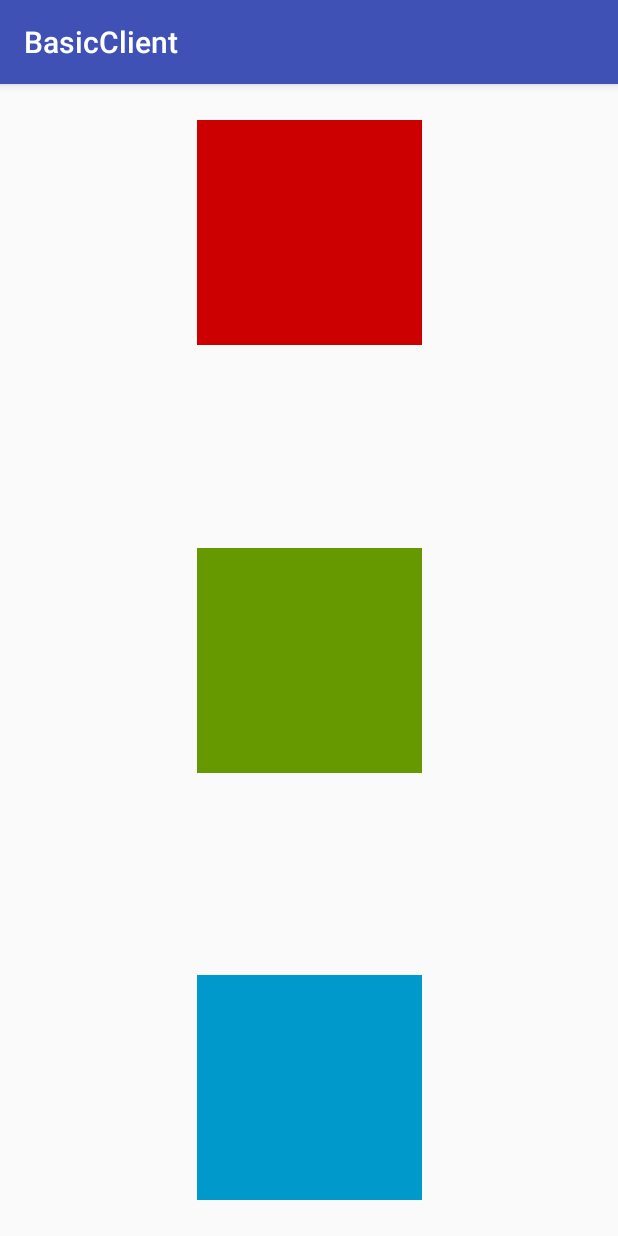
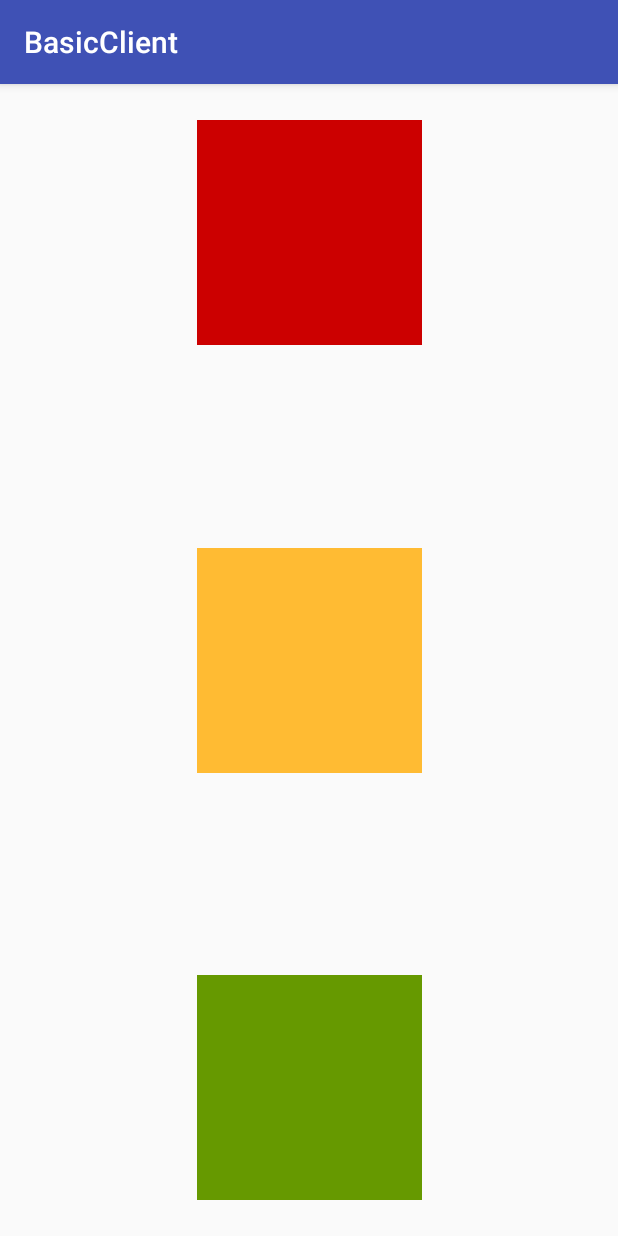
Before and after one commit to mfeo15/CHIC-NAPaC, an Android app: the ButtonsActivity screen opened directly, with no data from a screen before it, after a tap on an icon or button, on a phone screen of 412 x 824 dp. Run offline under Robolectric (Android 15) with nearby library versions, the phone set to English and light mode, and no system bars.

Commit message:
Button color changed from green to yellow to match physical led

```diff
--- a/Software/Android/BasicClient/app/src/main/java/com/basicclient/mfeo15/basicclient/ButtonsActivity.kt
+++ b/Software/Android/BasicClient/app/src/main/java/com/basicclient/mfeo15/basicclient/ButtonsActivity.kt
@@ -6,28 +6,27 @@ import kotlinx.android.synthetic.main.activity_buttons.*
 
 class ButtonsActivity : AppCompatActivity() {
 
-    var red_status = 0
-    var green_status = 0
-    var blue_status = 0
+    var red_status = 1
+    var green_status = 1
+    var yellow_status = 1
 
     override fun onCreate(savedInstanceState: Bundle?) {
         super.onCreate(savedInstanceState)
         setContentView(R.layout.activity_buttons)
 
         button_red.setOnClickListener {
-
-            red_status = update_status(red_status)
+            //red_status = update_status(red_status)
             Client.getInstance().asyncSend("P314:U123:4242:RED$red_status$");
         }
 
-        button_green.setOnClickListener {
-            green_status = update_status(green_status)
-            Client.getInstance().asyncSend("P314:U123:4242:GRN$green_status$");
+        button_yellow.setOnClickListener {
+            //yellow_status = update_status(yellow_status)
+            Client.getInstance().asyncSend("P314:U123:4242:YEL$yellow_status$");
         }
 
-        button_blue.setOnClickListener {
-            blue_status = update_status(blue_status)
-            Client.getInstance().asyncSend("P314:U123:4242:BLE$blue_status$");
+        button_green.setOnClickListener {
+            //green_status = update_status(green_status)
+            Client.getInstance().asyncSend("P314:U123:4242:GRN$green_status$");
         }
     }
 
--- a/Software/Android/BasicClient/app/src/main/res/layout/activity_buttons.xml
+++ b/Software/Android/BasicClient/app/src/main/res/layout/activity_buttons.xml
@@ -7,28 +7,28 @@
     tools:context="com.basicclient.mfeo15.basicclient.ButtonsActivity">
 
     <Button
-        android:id="@+id/button_blue"
+        android:id="@+id/button_green"
         style="@style/Widget.AppCompat.Button.Borderless"
         android:layout_width="150dp"
         android:layout_height="150dp"
         android:layout_marginBottom="24dp"
-        android:background="@android:color/holo_blue_dark"
+        android:background="@android:color/holo_green_dark"
         app:layout_constraintBottom_toBottomOf="parent"
         app:layout_constraintEnd_toEndOf="parent"
         app:layout_constraintLeft_toLeftOf="parent"
         app:layout_constraintRight_toRightOf="parent"
         app:layout_constraintStart_toStartOf="parent"
-        app:layout_constraintTop_toBottomOf="@+id/button_green" />
+        app:layout_constraintTop_toBottomOf="@+id/button_yellow" />
 
     <Button
-        android:id="@+id/button_green"
+        android:id="@+id/button_yellow"
         style="@style/Widget.AppCompat.Button.Borderless"
         android:layout_width="150dp"
         android:layout_height="150dp"
         android:layout_marginBottom="8dp"
         android:layout_marginTop="8dp"
-        android:background="@android:color/holo_green_dark"
-        app:layout_constraintBottom_toTopOf="@+id/button_blue"
+        android:background="@android:color/holo_orange_light"
+        app:layout_constraintBottom_toTopOf="@+id/button_green"
         app:layout_constraintEnd_toEndOf="parent"
         app:layout_constraintLeft_toLeftOf="parent"
         app:layout_constraintRight_toRightOf="parent"
@@ -42,7 +42,7 @@
         android:layout_height="150dp"
         android:layout_marginTop="24dp"
         android:background="@android:color/holo_red_dark"
-        app:layout_constraintBottom_toTopOf="@+id/button_green"
+        app:layout_constraintBottom_toTopOf="@+id/button_yellow"
         app:layout_constraintEnd_toEndOf="parent"
         app:layout_constraintStart_toStartOf="parent"
         app:layout_constraintTop_toTopOf="parent"
```
